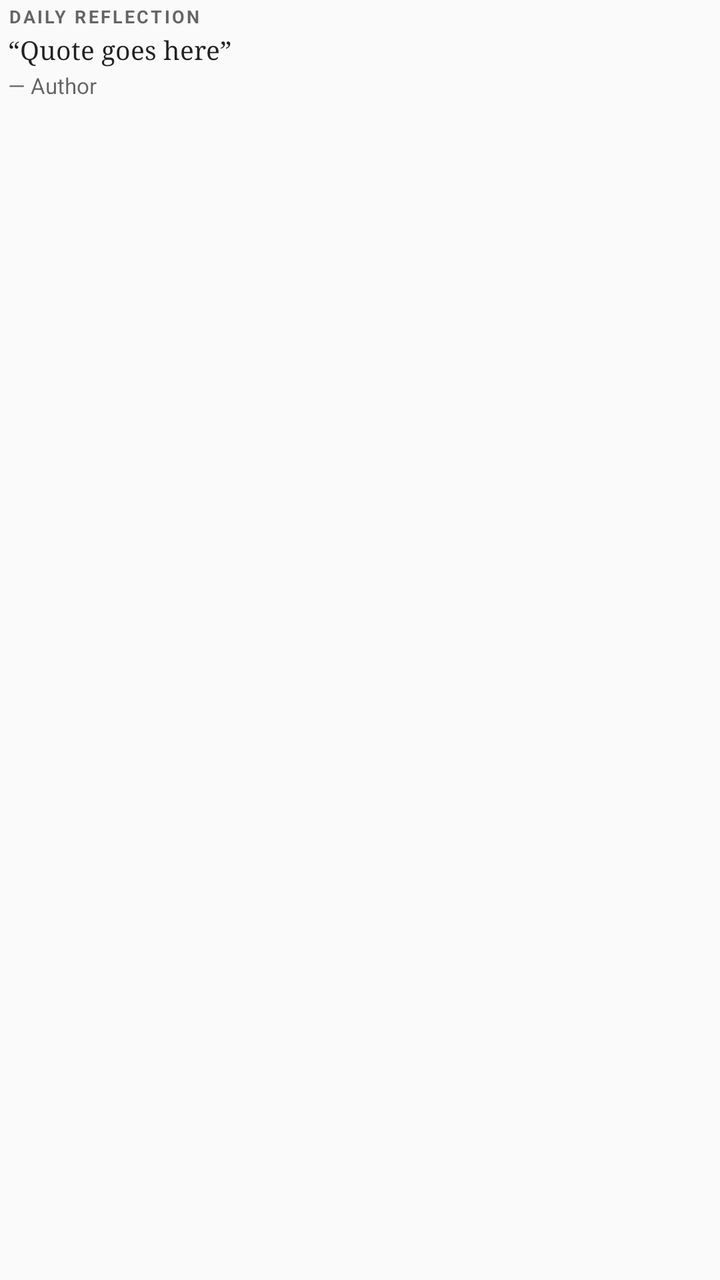
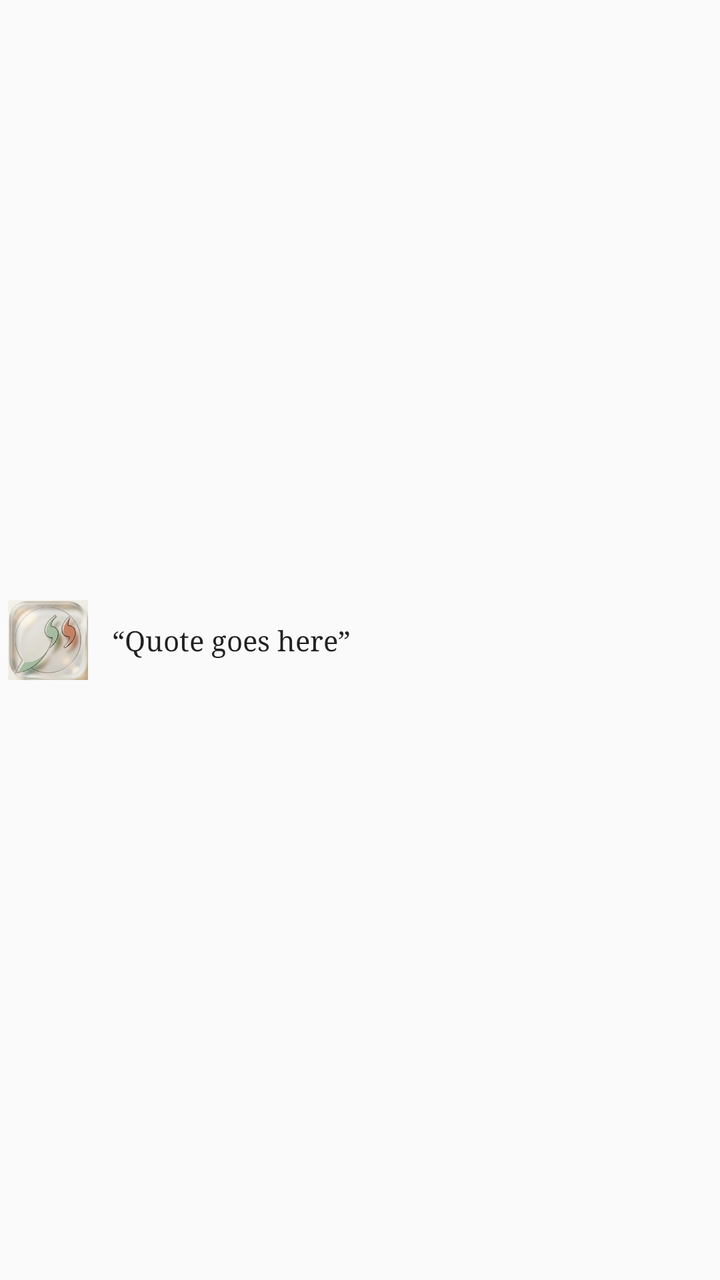

Screens rendered from an Android XML layout before and after an edit, with the pre-edit source and the edit as a unified diff.
<!-- AndroidManifest.xml: application theme AppTheme -->
<!-- res/layout/notification_quote_collapsed.xml -->
<?xml version="1.0" encoding="utf-8"?>
<LinearLayout xmlns:android="http://schemas.android.com/apk/res/android"
    android:layout_width="match_parent"
    android:layout_height="wrap_content"
    android:orientation="vertical"
    android:background="@android:color/transparent"
    android:paddingStart="4dp"
    android:paddingEnd="4dp"
    android:paddingTop="2dp"
    android:paddingBottom="4dp">

    
    <TextView
        android:id="@+id/notif_tag"
        android:layout_width="wrap_content"
        android:layout_height="wrap_content"
        android:text="DAILY REFLECTION"
        android:textSize="9sp"
        android:textStyle="bold"
        android:textColor="?android:attr/textColorSecondary"
        android:letterSpacing="0.12"
        android:textAllCaps="true" />

    
    <TextView
        android:id="@+id/notif_quote"
        android:layout_width="match_parent"
        android:layout_height="wrap_content"
        android:layout_marginTop="2dp"
        android:text="“Quote goes here”"
        android:fontFamily="serif"
        android:textSize="13sp"
        android:textColor="?android:attr/textColorPrimary"
        android:maxLines="2"
        android:ellipsize="end" />

    
    <TextView
        android:id="@+id/notif_author"
        android:layout_width="wrap_content"
        android:layout_height="wrap_content"
        android:layout_marginTop="2dp"
        android:text="— Author"
        android:textSize="11sp"
        android:textColor="?android:attr/textColorSecondary"
        android:maxLines="1"
        android:ellipsize="end" />

</LinearLayout>
<!-- resources referenced by this layout -->
<resources>
  <style name="AppTheme" parent="Theme.AppCompat.DayNight.NoActionBar">
          
          <item name="android:editTextBackground">@drawable/rn_edit_text_material</item>
      </style>
  <!-- drawable rn_edit_text_material (drawable) -->
  <?xml version="1.0" encoding="utf-8"?>
  <inset xmlns:android="http://schemas.android.com/apk/res/android"
         android:insetLeft="@dimen/abc_edit_text_inset_horizontal_material"
         android:insetRight="@dimen/abc_edit_text_inset_horizontal_material"
         android:insetTop="@dimen/abc_edit_text_inset_top_material"
         android:insetBottom="@dimen/abc_edit_text_inset_bottom_material"
         >
  
      <selector>
          
          <item android:state_enabled="false" android:drawable="@drawable/abc_textfield_default_mtrl_alpha"/>
          <item android:drawable="@drawable/abc_textfield_activated_mtrl_alpha"/>
      </selector>
  
  </inset>
</resources>

<!-- the commit's change to res/layout/notification_quote_collapsed.xml (unified diff, before → after) -->
@@ -2,48 +2,35 @@
 <LinearLayout xmlns:android="http://schemas.android.com/apk/res/android"
     android:layout_width="match_parent"
     android:layout_height="wrap_content"
-    android:orientation="vertical"
+    android:orientation="horizontal"
+    android:gravity="center_vertical"
     android:background="@android:color/transparent"
     android:paddingStart="4dp"
-    android:paddingEnd="4dp"
-    android:paddingTop="2dp"
-    android:paddingBottom="4dp">
+    android:paddingEnd="8dp"
+    android:paddingTop="6dp"
+    android:paddingBottom="6dp">
 
     
-    <TextView
-        android:id="@+id/notif_tag"
-        android:layout_width="wrap_content"
-        android:layout_height="wrap_content"
-        android:text="DAILY REFLECTION"
-        android:textSize="9sp"
-        android:textStyle="bold"
-        android:textColor="?android:attr/textColorSecondary"
-        android:letterSpacing="0.12"
-        android:textAllCaps="true" />
+    <ImageView
+        android:id="@+id/notif_app_icon"
+        android:layout_width="40dp"
+        android:layout_height="40dp"
+        android:layout_marginEnd="12dp"
+        android:scaleType="fitCenter"
+        android:src="@drawable/ic_launcher" />
 
     
     <TextView
         android:id="@+id/notif_quote"
-        android:layout_width="match_parent"
+        style="@style/TextAppearance.Compat.Notification.Title"
+        android:layout_width="0dp"
         android:layout_height="wrap_content"
-        android:layout_marginTop="2dp"
+        android:layout_weight="1"
         android:text="“Quote goes here”"
         android:fontFamily="serif"
-        android:textSize="13sp"
-        android:textColor="?android:attr/textColorPrimary"
-        android:maxLines="2"
-        android:ellipsize="end" />
-
-    
-    <TextView
-        android:id="@+id/notif_author"
-        android:layout_width="wrap_content"
-        android:layout_height="wrap_content"
-        android:layout_marginTop="2dp"
-        android:text="— Author"
-        android:textSize="11sp"
-        android:textColor="?android:attr/textColorSecondary"
-        android:maxLines="1"
+        android:textSize="14sp"
+        android:lineSpacingExtra="2dp"
+        android:maxLines="3"
         android:ellipsize="end" />
 
 </LinearLayout>
<!-- resource entries referenced after the edit -->
@@ -1,5 +1,6 @@
 <!-- resources referenced by this layout -->
 <resources>
+  <!-- drawable ic_launcher: png bitmap (drawable, 84251 bytes) -->
   <style name="AppTheme" parent="Theme.AppCompat.DayNight.NoActionBar">
           
           <item name="android:editTextBackground">@drawable/rn_edit_text_material</item>
